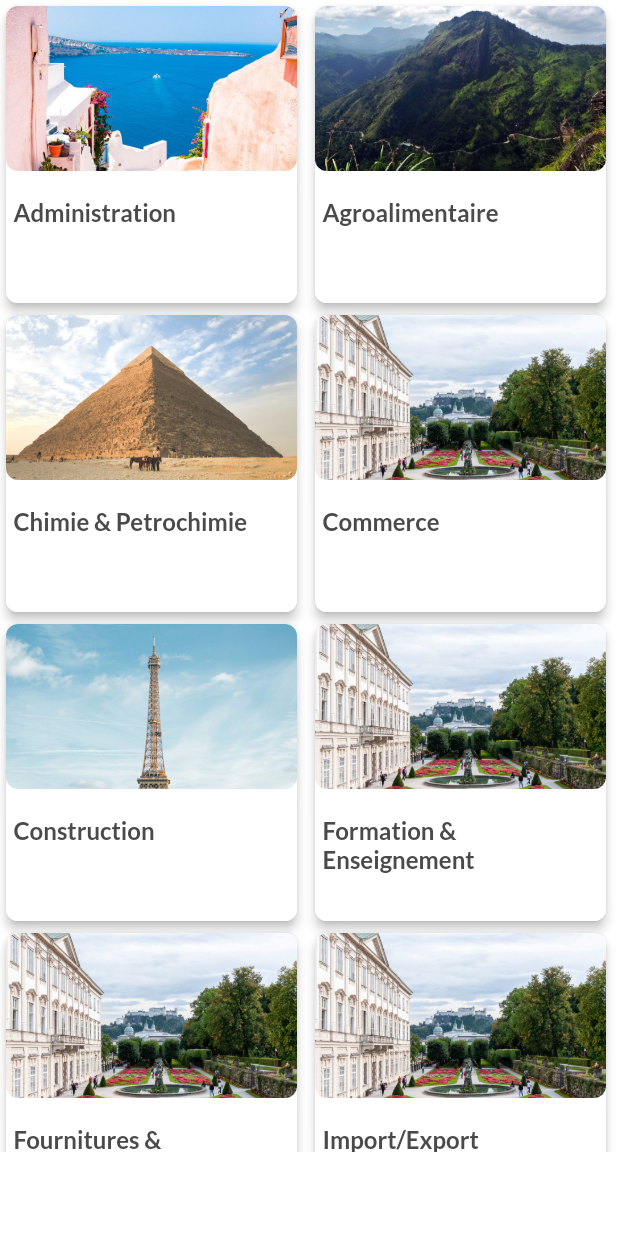
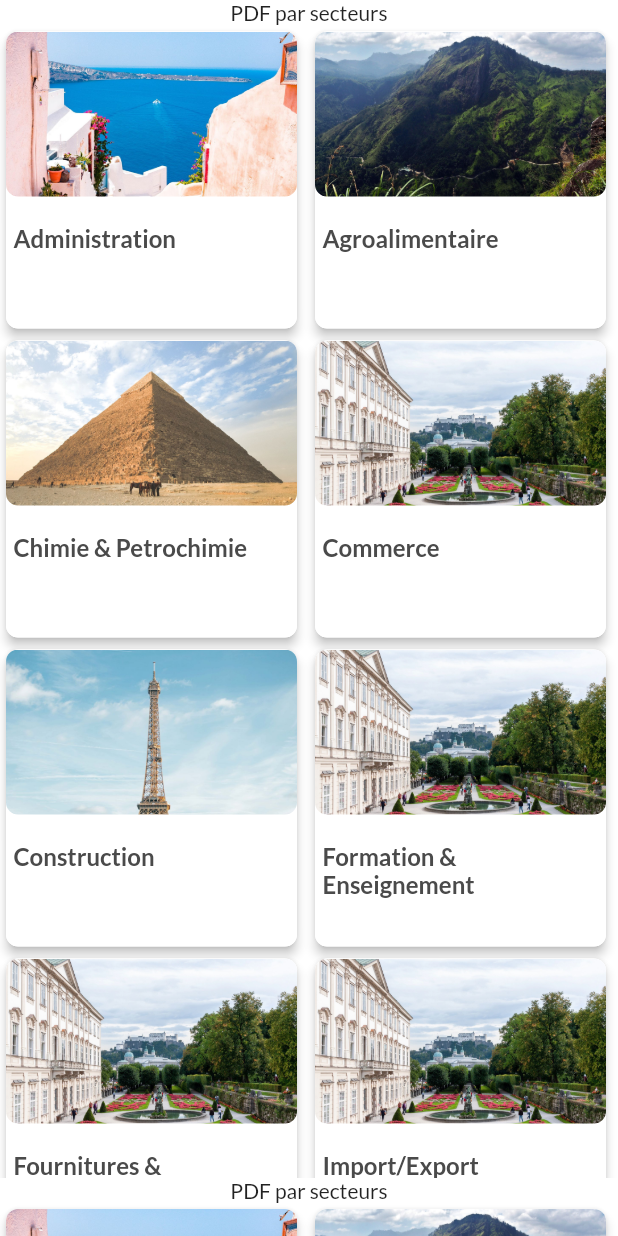
Before and after one commit to Drayano/AnnuairesEA-MobileAPP, a Flutter app: the AnnuairePDFView screen opened directly, on a phone screen of 412 x 824 dp. Run offline on Flutter 3.47's test engine with Material 2 defaults, Android fonts, the light colour scheme and no system bars; our stand-ins replace carousel_slider, flutter_rating_bar; missing offline and left inert: syncfusion_flutter_pdfviewer; project files that could hold a hidden picture were left out.

Commit message:
Code deduplication

```diff
--- a/lib/screens/annuaire_pdf/annuaire_view.dart
+++ b/lib/screens/annuaire_pdf/annuaire_view.dart
@@ -2,8 +2,8 @@ import 'package:flutter/material.dart';
 
 import 'package:provider/provider.dart';
 
-import 'package:aea_app/screens/annuaire_pdf/annuaire_pdf_cards.dart';
 import 'package:aea_app/providers/home_provider.dart';
+import 'package:aea_app/screens/views/secteur_cards_view.dart';
 
 class AnnuairePDFView extends StatefulWidget {
   const AnnuairePDFView({
@@ -21,7 +21,16 @@ class _AnnuairePDFViewState extends State<AnnuairePDFView> {
     double height = MediaQuery.of(context).size.height - 56;
 
     return Scaffold(
-      body: secteurSection(homeProvider.secteurs, height),
+      body: ListView.builder(
+        itemBuilder: (context, index) {
+          return secteurSection(
+            homeProvider.secteurs,
+            "PDF par secteurs",
+            true,
+            height,
+          );
+        },
+      ),
     );
   }
 }
--- a/lib/screens/annuaire_pdf/annuaire_pdf_cards.dart
+++ b/lib/screens/views/secteur_cards_view.dart
@@ -1,10 +1,12 @@
 import 'package:flutter/material.dart';
 
 import 'package:aea_app/screens/annuaire_pdf/pdf_view.dart';
+import 'package:aea_app/screens/places/single_place_detail.dart';
 
-Widget secteurSection(data, double availableHeight) {
+Widget secteurSection(data, String title, bool pdfview, [double? availableHeight]) {
   return Column(
     children: <Widget>[
+      Text(title),
       SizedBox(
         height: availableHeight,
         child: GridView.builder(
@@ -22,6 +24,8 @@ Widget secteurSection(data, double availableHeight) {
                 "assets/${data[index].image}",
                 data[index].name,
                 data[index].pdfid,
+                data[index].detail,
+                pdfview,
               ),
             );
           },
@@ -32,8 +36,9 @@ Widget secteurSection(data, double availableHeight) {
 }
 
 Widget secteurCard(
-    BuildContext context, String img, String name, String pdfid) {
+    BuildContext context, String img, String name, String pdfid, String detail, bool pdfview) {
   navigateAttractionList() {
+    if (pdfview) {
       Navigator.push(
         context,
         MaterialPageRoute(
@@ -44,6 +49,18 @@ Widget secteurCard(
           ),
         ),
       );
+    } else if (!pdfview) {
+      Navigator.push(
+        context,
+        MaterialPageRoute(
+          builder: (context) => SinglePlaceDetail(
+            image: img,
+            name: name,
+            detail: detail,
+          ),
+        ),
+      );
+    }
   }
 
   return Card(
```
Also changed, not shown: lib/screens/places/all_secteurs_view.dart (+4 -94 lines). Lines whose indentation alone changed are shown as unchanged.
